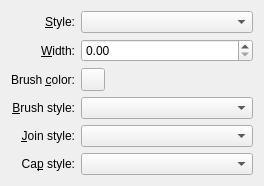
Above: src/libkstapp/stroketab.ui from Kst-plot/kst before the change. Below: the same form after it.
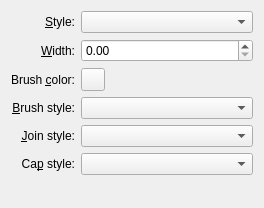
That is the form after the change. Custom widgets are drawn as their Qt base class.

```diff
--- a/src/libkstapp/stroketab.ui
+++ b/src/libkstapp/stroketab.ui
@@ -7,7 +7,7 @@
     <x>0</x>
     <y>0</y>
     <width>264</width>
-    <height>176</height>
+    <height>208</height>
    </rect>
   </property>
   <layout class="QGridLayout">
```
Left out of the diff: 21 changed lines with no effect on the pictures.
